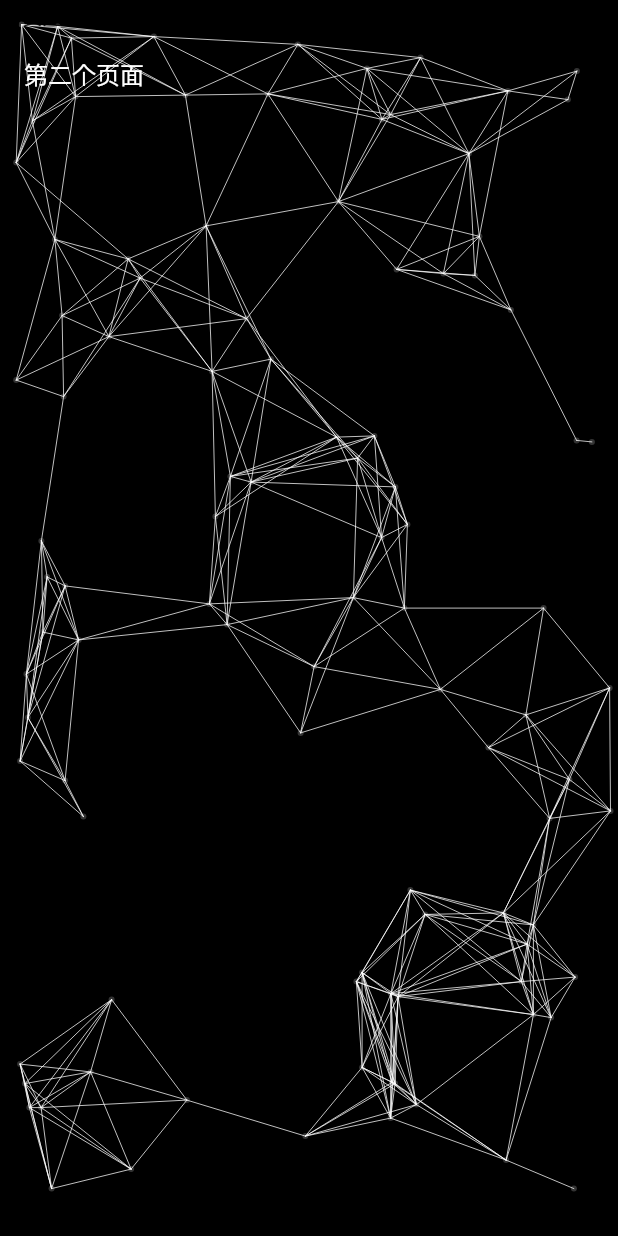
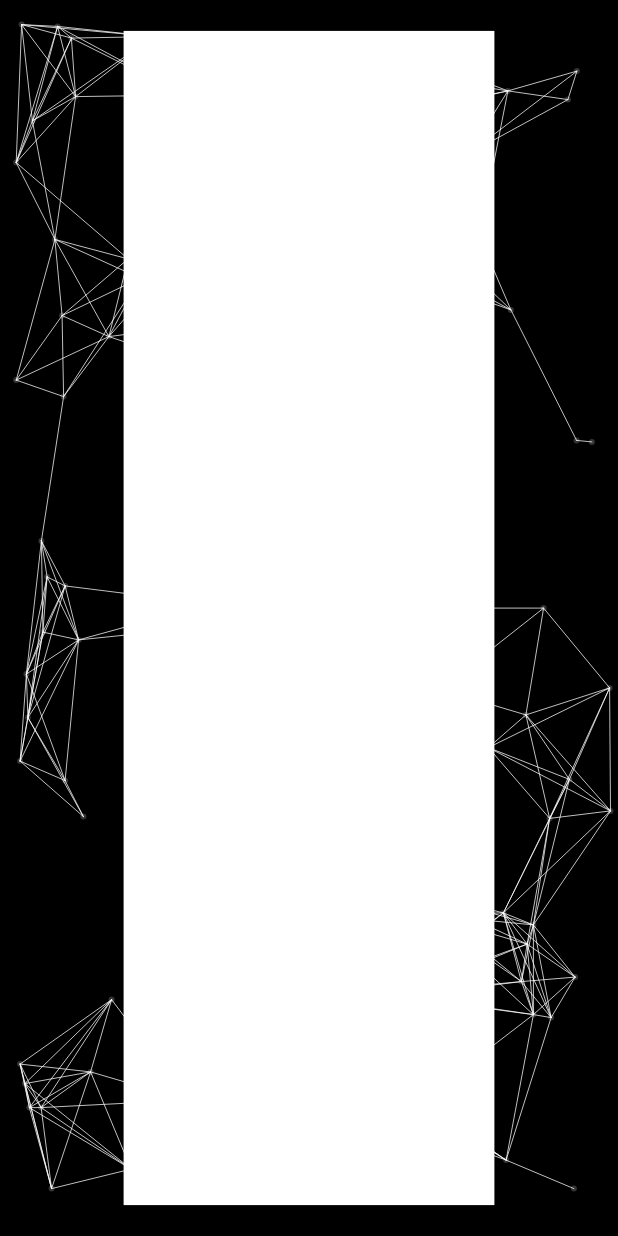
Before and after one commit to PankajGaikar/portfolio, a Flutter app: the screen it shows after launch, on a phone screen of 412 x 824 dp. Run offline on Flutter 3.47's test engine with Material 2 defaults, Android fonts, the phone set to English and light mode, and no system bars.

Commit message:
Added entered container.

```diff
--- a/lib/main.dart
+++ b/lib/main.dart
@@ -50,17 +50,13 @@
           backgroundcolor: Colors.black,
           pointcolor: Colors.white.withOpacity(0.2),
           // bgimg: AssetImage('assets/bg.png'),
-          child: ListView(
-            children: [
-              Text('列表元素'),
-              ListTile(
-                title: Text(
-                  '第二个页面',
-                  style: TextStyle(color: Colors.white),
-                ),
-                onTap: () {},
-              )
-            ],
+          child: Center(
+            child: Container(
+              alignment: Alignment.center,
+              decoration: BoxDecoration(color: Colors.white),
+              height: MediaQuery.of(context).size.height * .95,
+              width: MediaQuery.of(context).size.width * .6,
+            ),
           ),
         ));
   }
```
